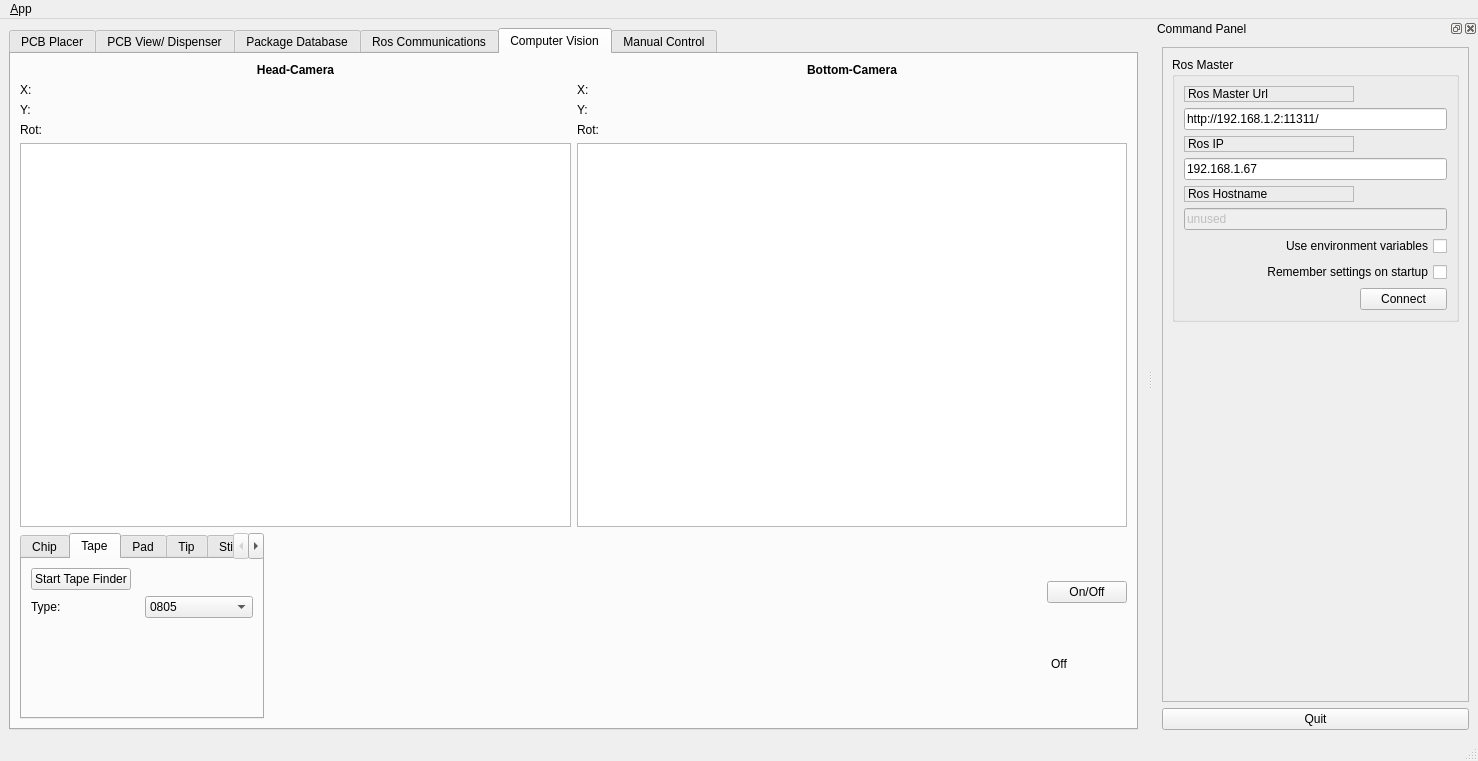
Above: pap_gui/ui/main_window.ui from JohanVer/PAP2015 before the change. Below: the same form after it.
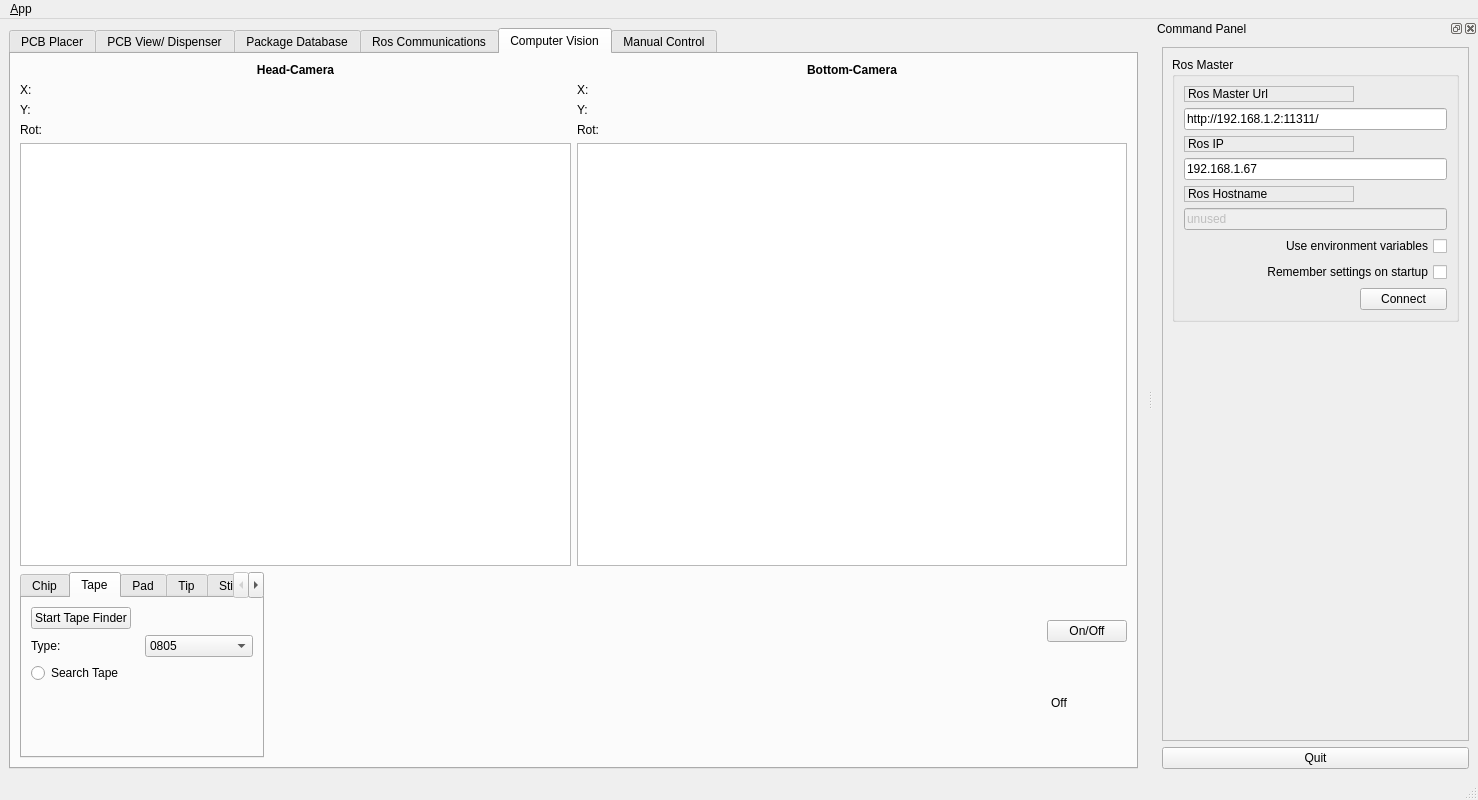
That is the form after the change. The open tabs and pages were chosen to show the change. Icons and pictures are not drawn. Custom widgets are drawn as their Qt base class.

Commit message: improved tape calibration routine (not yet tested)

```diff
--- a/pap_gui/ui/main_window.ui
+++ b/pap_gui/ui/main_window.ui
@@ -7,7 +7,7 @@
     <x>0</x>
     <y>0</y>
     <width>1478</width>
-    <height>761</height>
+    <height>800</height>
    </rect>
   </property>
   <property name="windowTitle">
@@ -2207,6 +2207,13 @@
                     </item>
                    </layout>
                   </item>
+                  <item>
+                   <widget class="QRadioButton" name="search_tape_radio_button">
+                    <property name="text">
+                     <string>Search Tape</string>
+                    </property>
+                   </widget>
+                  </item>
                   <item>
                    <spacer name="verticalSpacer_12">
                     <property name="orientation">
```
Left out of the diff: 4 changed lines with no effect on the pictures. The commit also changes 7 other files.
